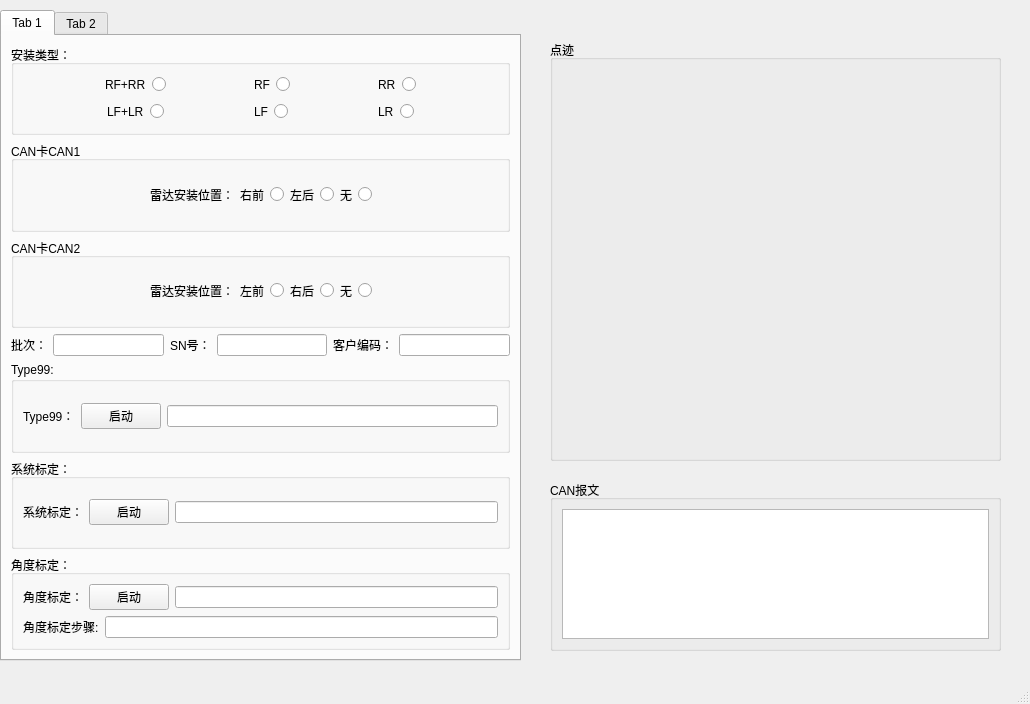
tzhuhua/EOL_Dev, file calibrationWindow.ui: the form before one commit.
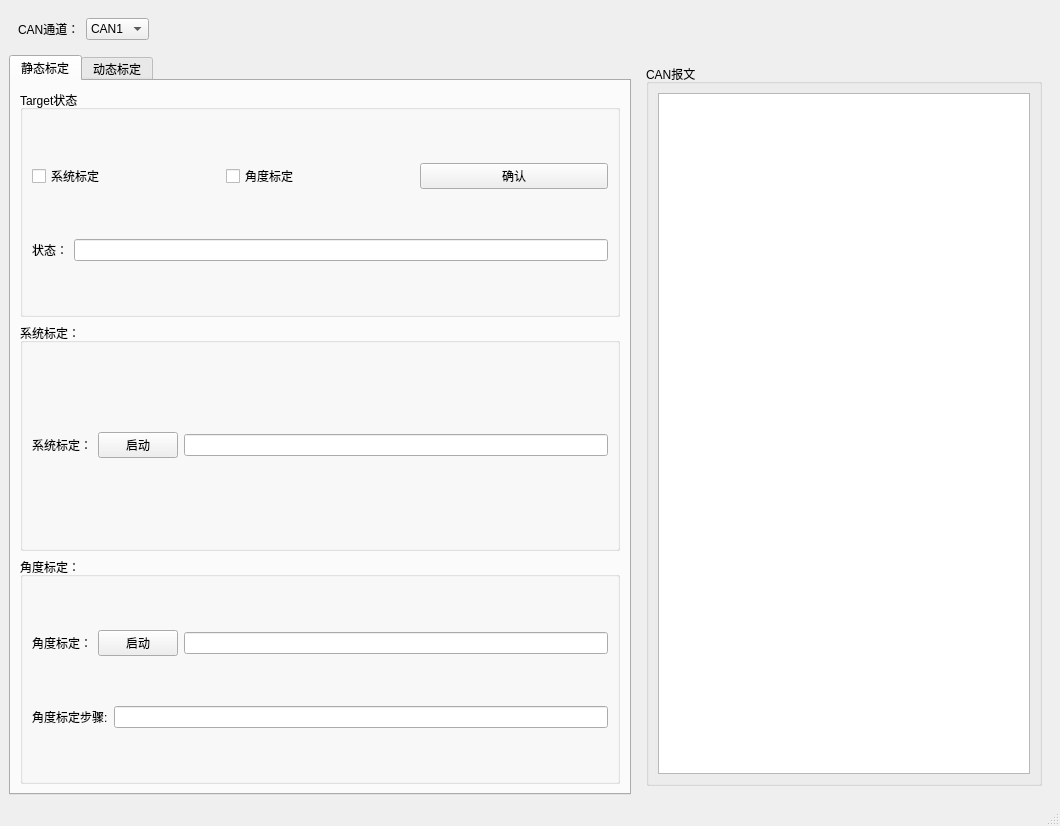
The form after the commit. Custom widgets are drawn as their Qt base class.

Commit message: 动态标定

The edit to the form file:
```diff
--- a/calibrationWindow.ui
+++ b/calibrationWindow.ui
@@ -6,8 +6,8 @@
    <rect>
     <x>0</x>
     <y>0</y>
-    <width>1030</width>
-    <height>704</height>
+    <width>1060</width>
+    <height>826</height>
    </rect>
   </property>
   <property name="minimumSize">
@@ -20,466 +20,108 @@
    <string>标定</string>
   </property>
   <widget class="QWidget" name="centralwidget">
+   <layout class="QVBoxLayout" name="verticalLayout_2">
+    <item>
+     <widget class="QWidget" name="widget_2" native="true">
+      <layout class="QGridLayout" name="gridLayout_2">
+       <item row="0" column="0">
+        <layout class="QHBoxLayout" name="horizontalLayout_4">
+         <item>
+          <widget class="QLabel" name="label_20">
+           <property name="text">
+            <string>CAN通道：</string>
+           </property>
+          </widget>
+         </item>
+         <item>
+          <widget class="QComboBox" name="canSelectcomboBox">
+           <item>
+            <property name="text">
+             <string>CAN1</string>
+            </property>
+           </item>
+           <item>
+            <property name="text">
+             <string>CAN2</string>
+            </property>
+           </item>
+          </widget>
+         </item>
+        </layout>
+       </item>
+       <item row="0" column="1">
+        <spacer name="horizontalSpacer">
+         <property name="orientation">
+          <enum>Qt::Horizontal</enum>
+         </property>
+         <property name="sizeHint" stdset="0">
+          <size>
+           <width>1090</width>
+           <height>20</height>
+          </size>
+         </property>
+        </spacer>
+       </item>
+      </layout>
+     </widget>
+    </item>
+    <item>
+     <layout class="QHBoxLayout" name="horizontalLayout_8" stretch="3,2">
+      <item>
    <widget class="QTabWidget" name="tabWidget">
-    <property name="geometry">
-     <rect>
-      <x>0</x>
-      <y>10</y>
-      <width>521</width>
-      <height>651</height>
-     </rect>
+        <property name="currentIndex">
+         <number>0</number>
     </property>
     <widget class="QWidget" name="tab">
      <attribute name="title">
-      <string>Tab 1</string>
-     </attribute>
-     <layout class="QGridLayout" name="gridLayout_7">
-      <item row="0" column="0">
-       <widget class="QGroupBox" name="groupBox_2">
-        <property name="title">
-         <string>安装类型：</string>
-        </property>
-        <layout class="QGridLayout" name="gridLayout">
-         <item row="0" column="0">
-          <layout class="QHBoxLayout" name="horizontalLayout_6">
-           <item>
-            <spacer name="horizontalSpacer">
-             <property name="orientation">
-              <enum>Qt::Horizontal</enum>
-             </property>
-             <property name="sizeHint" stdset="0">
-              <size>
-               <width>40</width>
-               <height>20</height>
-              </size>
-             </property>
-            </spacer>
-           </item>
-           <item>
-            <widget class="QLabel" name="label">
-             <property name="text">
-              <string>RF+RR</string>
-             </property>
-            </widget>
-           </item>
-           <item>
-            <widget class="QRadioButton" name="RFRRradioButton">
-             <property name="text">
-              <string/>
-             </property>
-            </widget>
-           </item>
-           <item>
-            <spacer name="horizontalSpacer_2">
-             <property name="orientation">
-              <enum>Qt::Horizontal</enum>
-             </property>
-             <property name="sizeHint" stdset="0">
-              <size>
-               <width>40</width>
-               <height>20</height>
-              </size>
-             </property>
-            </spacer>
-           </item>
-           <item>
-            <widget class="QLabel" name="label_3">
-             <property name="text">
-              <string>RF</string>
-             </property>
-            </widget>
-           </item>
-           <item>
-            <widget class="QRadioButton" name="RFradioButton">
-             <property name="text">
-              <string/>
-             </property>
-            </widget>
-           </item>
-           <item>
-            <spacer name="horizontalSpacer_3">
-             <property name="orientation">
-              <enum>Qt::Horizontal</enum>
-             </property>
-             <property name="sizeHint" stdset="0">
-              <size>
-               <width>40</width>
-               <height>20</height>
-              </size>
-             </property>
-            </spacer>
-           </item>
-           <item>
-            <widget class="QLabel" name="label_4">
-             <property name="text">
-              <string>RR</string>
-             </property>
-            </widget>
-           </item>
-           <item>
-            <widget class="QRadioButton" name="RRradioButton">
-             <property name="text">
-              <string/>
-             </property>
-            </widget>
-           </item>
-           <item>
-            <spacer name="horizontalSpacer_4">
-             <property name="orientation">
-              <enum>Qt::Horizontal</enum>
-             </property>
-             <property name="sizeHint" stdset="0">
-              <size>
-               <width>40</width>
-               <height>20</height>
-              </size>
-             </property>
-            </spacer>
-           </item>
-          </layout>
-         </item>
-         <item row="1" column="0">
-          <layout class="QHBoxLayout" name="horizontalLayout_7">
-           <item>
-            <spacer name="horizontalSpacer_8">
-             <property name="orientation">
-              <enum>Qt::Horizontal</enum>
-             </property>
-             <property name="sizeHint" stdset="0">
-              <size>
-               <width>40</width>
-               <height>20</height>
-              </size>
-             </property>
-            </spacer>
-           </item>
-           <item>
-            <widget class="QLabel" name="label_5">
-             <property name="text">
-              <string>LF+LR</string>
-             </property>
-            </widget>
-           </item>
-           <item>
-            <widget class="QRadioButton" name="LFLRradioButton">
-             <property name="text">
-              <string/>
-             </property>
-            </widget>
-           </item>
-           <item>
-            <spacer name="horizontalSpacer_5">
-             <property name="orientation">
-              <enum>Qt::Horizontal</enum>
-             </property>
-             <property name="sizeHint" stdset="0">
-              <size>
-               <width>40</width>
-               <height>20</height>
-              </size>
-             </property>
-            </spacer>
-           </item>
-           <item>
-            <widget class="QLabel" name="label_6">
-             <property name="text">
-              <string>LF</string>
-             </property>
-            </widget>
-           </item>
-           <item>
-            <widget class="QRadioButton" name="LFradioButton">
-             <property name="text">
-              <string/>
-             </property>
-            </widget>
-           </item>
-           <item>
-            <spacer name="horizontalSpacer_6">
-             <property name="orientation">
-              <enum>Qt::Horizontal</enum>
-             </property>
-             <property name="sizeHint" stdset="0">
-              <size>
-               <width>40</width>
-               <height>20</height>
-              </size>
-             </property>
-            </spacer>
-           </item>
-           <item>
-            <widget class="QLabel" name="label_7">
-             <property name="text">
-              <string>LR</string>
-             </property>
-            </widget>
-           </item>
-           <item>
-            <widget class="QRadioButton" name="LRradioButton">
-             <property name="text">
-              <string/>
-             </property>
-            </widget>
-           </item>
-           <item>
-            <spacer name="horizontalSpacer_7">
-             <property name="orientation">
-              <enum>Qt::Horizontal</enum>
-             </property>
-             <property name="sizeHint" stdset="0">
-              <size>
-               <width>40</width>
-               <height>20</height>
-              </size>
-             </property>
-            </spacer>
-           </item>
-          </layout>
-         </item>
-        </layout>
-       </widget>
-      </item>
-      <item row="1" column="0">
-       <widget class="QGroupBox" name="groupBox_3">
-        <property name="title">
-         <string>CAN卡CAN1</string>
-        </property>
-        <layout class="QGridLayout" name="gridLayout_2">
-         <item row="0" column="0">
-          <layout class="QHBoxLayout" name="horizontalLayout_8">
-           <item>
-            <spacer name="horizontalSpacer_9">
-             <property name="orientation">
-              <enum>Qt::Horizontal</enum>
-             </property>
-             <property name="sizeHint" stdset="0">
-              <size>
-               <width>40</width>
-               <height>20</height>
-              </size>
-             </property>
-            </spacer>
-           </item>
-           <item>
-            <widget class="QLabel" name="label_8">
-             <property name="text">
-              <string>雷达安装位置：</string>
-             </property>
-            </widget>
-           </item>
-           <item>
-            <widget class="QLabel" name="label_9">
-             <property name="text">
-              <string>右前</string>
-             </property>
-            </widget>
-           </item>
-           <item>
-            <widget class="QRadioButton" name="Can1RFradioButton">
-             <property name="text">
-              <string/>
-             </property>
-            </widget>
-           </item>
-           <item>
-            <widget class="QLabel" name="label_10">
-             <property name="text">
-              <string>左后</string>
-             </property>
-            </widget>
-           </item>
-           <item>
-            <widget class="QRadioButton" name="Can1LRradioButton">
-             <property name="text">
-              <string/>
-             </property>
-            </widget>
-           </item>
-           <item>
-            <widget class="QLabel" name="label_11">
-             <property name="text">
-              <string>无</string>
-             </property>
-            </widget>
-           </item>
-           <item>
-            <widget class="QRadioButton" name="Can1NoneradioButton">
-             <property name="text">
-              <string/>
-             </property>
-            </widget>
-           </item>
-           <item>
-            <spacer name="horizontalSpacer_10">
-             <property name="orientation">
-              <enum>Qt::Horizontal</enum>
-             </property>
-             <property name="sizeHint" stdset="0">
-              <size>
-               <width>40</width>
-               <height>20</height>
-              </size>
-             </property>
-            </spacer>
-           </item>
-          </layout>
-         </item>
-        </layout>
-       </widget>
-      </item>
-      <item row="2" column="0">
-       <widget class="QGroupBox" name="groupBox_4">
-        <property name="title">
-         <string>CAN卡CAN2</string>
-        </property>
+          <string>静态标定</string>
+         </attribute>
         <layout class="QGridLayout" name="gridLayout_3">
          <item row="0" column="0">
-          <layout class="QHBoxLayout" name="horizontalLayout_9">
-           <item>
-            <spacer name="horizontalSpacer_11">
-             <property name="orientation">
-              <enum>Qt::Horizontal</enum>
-             </property>
-             <property name="sizeHint" stdset="0">
-              <size>
-               <width>40</width>
-               <height>20</height>
-              </size>
-             </property>
-            </spacer>
-           </item>
-           <item>
-            <widget class="QLabel" name="label_12">
-             <property name="text">
-              <string>雷达安装位置：</string>
-             </property>
-            </widget>
-           </item>
-           <item>
-            <widget class="QLabel" name="label_13">
-             <property name="text">
-              <string>左前</string>
-             </property>
-            </widget>
-           </item>
-           <item>
-            <widget class="QRadioButton" name="Can2LFradioButton">
-             <property name="text">
-              <string/>
-             </property>
-            </widget>
-           </item>
-           <item>
-            <widget class="QLabel" name="label_14">
-             <property name="text">
-              <string>右后</string>
-             </property>
-            </widget>
-           </item>
-           <item>
-            <widget class="QRadioButton" name="Can2RRradioButton">
-             <property name="text">
-              <string/>
-             </property>
-            </widget>
-           </item>
-           <item>
-            <widget class="QLabel" name="label_15">
-             <property name="text">
-              <string>无</string>
-             </property>
-            </widget>
-           </item>
-           <item>
-            <widget class="QRadioButton" name="Can2NoneradioButton">
-             <property name="text">
-              <string/>
-             </property>
-            </widget>
-           </item>
-           <item>
-            <spacer name="horizontalSpacer_12">
-             <property name="orientation">
-              <enum>Qt::Horizontal</enum>
-             </property>
-             <property name="sizeHint" stdset="0">
-              <size>
-               <width>40</width>
-               <height>20</height>
-              </size>
-             </property>
-            </spacer>
-           </item>
-          </layout>
-         </item>
-        </layout>
-       </widget>
-      </item>
-      <item row="3" column="0">
-       <layout class="QHBoxLayout" name="horizontalLayout_10">
-        <item>
-         <widget class="QLabel" name="label_16">
-          <property name="text">
-           <string>批次：</string>
-          </property>
-         </widget>
-        </item>
-        <item>
-         <widget class="QLineEdit" name="PatchlineEdit"/>
-        </item>
-        <item>
-         <widget class="QLabel" name="label_17">
-          <property name="text">
-           <string>SN号：</string>
-          </property>
-         </widget>
-        </item>
-        <item>
-         <widget class="QLineEdit" name="SNlineEdit"/>
-        </item>
-        <item>
-         <widget class="QLabel" name="label_18">
-          <property name="text">
-           <string>客户编码：</string>
-          </property>
-         </widget>
-        </item>
-        <item>
-         <widget class="QLineEdit" name="UserCodelineEdit"/>
-        </item>
-       </layout>
-      </item>
-      <item row="4" column="0">
-       <widget class="QGroupBox" name="groupBox_6">
+           <widget class="QGroupBox" name="groupBox_8">
         <property name="title">
-         <string>Type99:</string>
-        </property>
-        <layout class="QGridLayout" name="gridLayout_6">
+             <string>Target状态</string>
+            </property>
+            <layout class="QGridLayout" name="gridLayout">
          <item row="0" column="0">
-          <layout class="QHBoxLayout" name="horizontalLayout_4">
-           <item>
-            <widget class="QLabel" name="label_2">
+              <widget class="QCheckBox" name="systemcalicheckBox">
              <property name="text">
-              <string>Type99：</string>
+                <string>系统标定</string>
              </property>
             </widget>
            </item>
+             <item row="0" column="1">
+              <widget class="QCheckBox" name="anglecalicheckBox">
+               <property name="text">
+                <string>角度标定</string>
+               </property>
+              </widget>
+             </item>
+             <item row="0" column="2">
+              <widget class="QPushButton" name="statuspushButton">
+               <property name="text">
+                <string>确认</string>
+               </property>
+              </widget>
+             </item>
+             <item row="1" column="0" colspan="3">
+              <layout class="QHBoxLayout" name="horizontalLayout_11">
            <item>
-            <widget class="QPushButton" name="pushButtonEnd">
+                <widget class="QLabel" name="label_19">
              <property name="text">
-              <string>启动</string>
+                  <string>状态：</string>
              </property>
             </widget>
            </item>
            <item>
-            <widget class="QLineEdit" name="lineEditEnd"/>
+                <widget class="QLineEdit" name="statuslineEdit"/>
            </item>
           </layout>
          </item>
         </layout>
        </widget>
       </item>
-      <item row="5" column="0">
+          <item row="1" column="0">
        <widget class="QGroupBox" name="groupBox">
         <property name="title">
          <string>系统标定：</string>
@@ -509,7 +151,7 @@
         </layout>
        </widget>
       </item>
-      <item row="6" column="0">
+          <item row="2" column="0">
        <widget class="QGroupBox" name="groupBox_5">
         <property name="title">
          <string>角度标定：</string>
@@ -557,56 +199,153 @@
     </widget>
     <widget class="QWidget" name="tab_2">
      <attribute name="title">
-      <string>Tab 2</string>
-     </attribute>
-    </widget>
-   </widget>
+          <string>动态标定</string>
+         </attribute>
+         <layout class="QGridLayout" name="gridLayout_9">
+          <item row="0" column="0">
+           <layout class="QGridLayout" name="gridLayout_6">
+            <item row="3" column="0">
+             <widget class="QGroupBox" name="groupBox_4">
+              <property name="title">
+               <string>标定结果</string>
+              </property>
+              <layout class="QGridLayout" name="gridLayout_14">
+               <item row="0" column="0">
+                <layout class="QHBoxLayout" name="horizontalLayout_7">
+                 <item>
+                  <widget class="QPushButton" name="pushButton_biaoding_value">
+                   <property name="text">
+                    <string>标定值</string>
+                   </property>
+                  </widget>
+                 </item>
+                 <item>
+                  <widget class="QLabel" name="label_biaoding_value">
+                   <property name="text">
+                    <string>TextLabel</string>
+                   </property>
+                   <property name="alignment">
+                    <set>Qt::AlignCenter</set>
+                   </property>
+                  </widget>
+                 </item>
+                </layout>
+               </item>
+              </layout>
+             </widget>
+            </item>
+            <item row="1" column="0">
+             <widget class="QGroupBox" name="groupBox_2">
+              <property name="title">
+               <string>读取标定历史</string>
+              </property>
+              <layout class="QGridLayout" name="gridLayout_12">
+               <item row="0" column="0">
+                <layout class="QHBoxLayout" name="horizontalLayout_5">
+                 <item>
+                  <widget class="QPushButton" name="pushButton_biaoding_history">
+                   <property name="text">
+                    <string>标定历史</string>
+                   </property>
+                  </widget>
+                 </item>
+                 <item>
+                  <widget class="QLabel" name="label_history">
+                   <property name="text">
+                    <string>TextLabel</string>
+                   </property>
+                   <property name="alignment">
+                    <set>Qt::AlignCenter</set>
+                   </property>
+                  </widget>
+                 </item>
+                </layout>
+               </item>
+              </layout>
+             </widget>
+            </item>
+            <item row="2" column="0">
+             <widget class="QGroupBox" name="groupBox_3">
+              <property name="title">
+               <string>标定</string>
+              </property>
+              <layout class="QGridLayout" name="gridLayout_13">
+               <item row="0" column="0">
+                <layout class="QHBoxLayout" name="horizontalLayout_6">
+                 <item>
+                  <widget class="QPushButton" name="pushButton_start_biaoding">
+                   <property name="text">
+                    <string>启动标定</string>
+                   </property>
+                  </widget>
+                 </item>
+                 <item>
+                  <widget class="QProgressBar" name="progressBar">
+                   <property name="value">
+                    <number>24</number>
+                   </property>
+                  </widget>
+                 </item>
+                </layout>
+               </item>
+              </layout>
+             </widget>
+            </item>
+            <item row="0" column="0">
+             <widget class="QGroupBox" name="groupBox_6">
+              <property name="title">
+               <string>模式选择</string>
+              </property>
+              <layout class="QGridLayout" name="gridLayout_11">
+               <item row="0" column="1">
+                <widget class="QComboBox" name="comboBox_radar_type">
+                 <item>
+                  <property name="text">
+                   <string>角雷达</string>
+                  </property>
+                 </item>
+                 <item>
+                  <property name="text">
+                   <string>前向雷达</string>
+                  </property>
+                 </item>
+                </widget>
+               </item>
+               <item row="0" column="0">
+                <widget class="QPushButton" name="pushButton_kuozhan">
+                 <property name="text">
+                  <string>进入扩展模式</string>
+                 </property>
+                </widget>
+               </item>
+              </layout>
+             </widget>
+            </item>
+           </layout>
+          </item>
+         </layout>
+        </widget>
+       </widget>
+      </item>
+      <item>
    <widget class="QWidget" name="widget" native="true">
-    <property name="geometry">
-     <rect>
-      <x>540</x>
-      <y>30</y>
-      <width>471</width>
-      <height>631</height>
-     </rect>
-    </property>
-    <widget class="QGroupBox" name="groupBox_target">
-     <property name="geometry">
-      <rect>
-       <x>10</x>
-       <y>10</y>
-       <width>451</width>
-       <height>421</height>
-      </rect>
-     </property>
-     <property name="title">
-      <string>点迹</string>
-     </property>
-     <widget class="QmyFigureCanvas" name="widgetHist" native="true">
-      <property name="geometry">
-       <rect>
-        <x>10</x>
-        <y>20</y>
-        <width>441</width>
-        <height>391</height>
-       </rect>
-      </property>
-     </widget>
-    </widget>
+        <property name="sizePolicy">
+         <sizepolicy hsizetype="Minimum" vsizetype="Minimum">
+          <horstretch>0</horstretch>
+          <verstretch>0</verstretch>
+         </sizepolicy>
+        </property>
+        <layout class="QGridLayout" name="gridLayout_7" rowstretch="0" columnstretch="0" rowminimumheight="0" columnminimumwidth="0">
+         <property name="sizeConstraint">
+          <enum>QLayout::SetNoConstraint</enum>
+         </property>
+         <item row="0" column="0">
     <widget class="QGroupBox" name="groupBox_cantext">
-     <property name="geometry">
-      <rect>
-       <x>10</x>
-       <y>450</y>
-       <width>451</width>
-       <height>171</height>
-      </rect>
-     </property>
      <property name="title">
       <string>CAN报文</string>
      </property>
-     <layout class="QGridLayout" name="gridLayout_8">
-      <item row="0" column="0">
+           <layout class="QVBoxLayout" name="verticalLayout">
+            <item>
        <widget class="QTextBrowser" name="textBrowser_cantext">
         <property name="autoFormatting">
          <set>QTextEdit::AutoNone</set>
@@ -615,8 +354,15 @@
       </item>
      </layout>
     </widget>
-   </widget>
+         </item>
+        </layout>
+       </widget>
+      </item>
+     </layout>
+    </item>
+   </layout>
   </widget>
+  <widget class="QStatusBar" name="statusbar"/>
   <widget class="QMenuBar" name="menubar">
    <property name="geometry">
     <rect>
@@ -627,16 +373,12 @@
     </rect>
    </property>
   </widget>
-  <widget class="QStatusBar" name="statusbar"/>
+  <action name="action_can_slot">
+   <property name="text">
+    <string>can_slot</string>
+   </property>
+  </action>
  </widget>
- <customwidgets>
-  <customwidget>
-   <class>QmyFigureCanvas</class>
-   <extends>QWidget</extends>
-   <header location="global">myFigureCanvas</header>
-   <container>1</container>
-  </customwidget>
- </customwidgets>
  <resources/>
  <connections/>
 </ui>
```
Left out of the diff: 2 changed lines with no effect on the pictures. Lines whose indentation alone changed are shown as unchanged. The commit also changes 7 other files.
